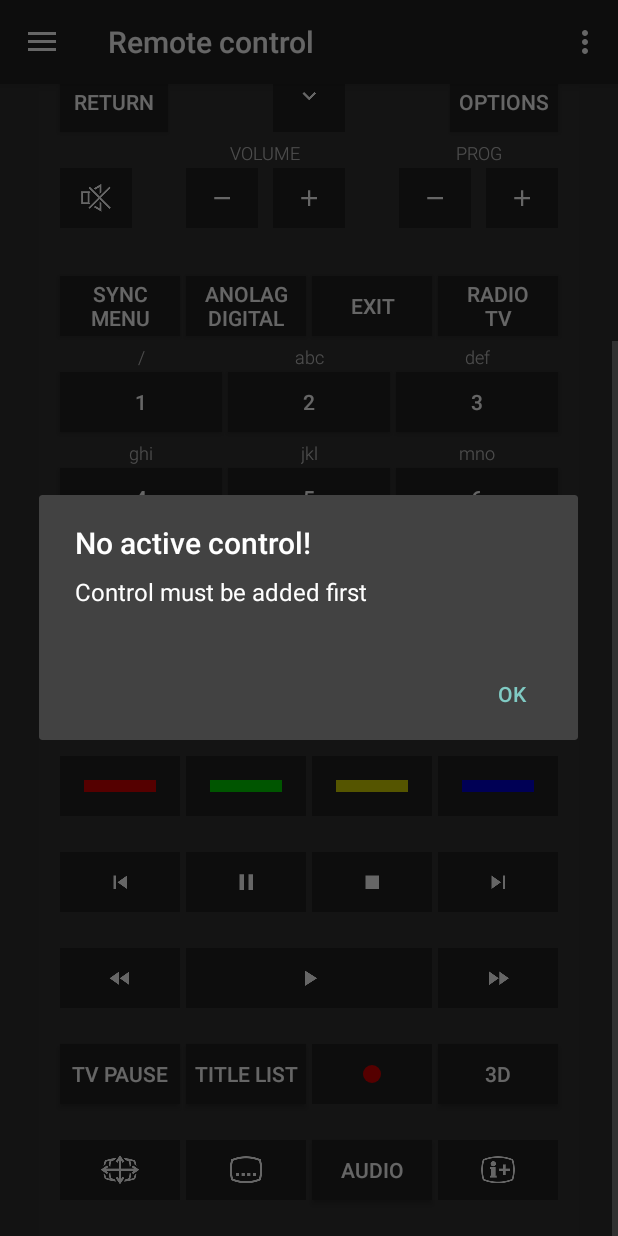
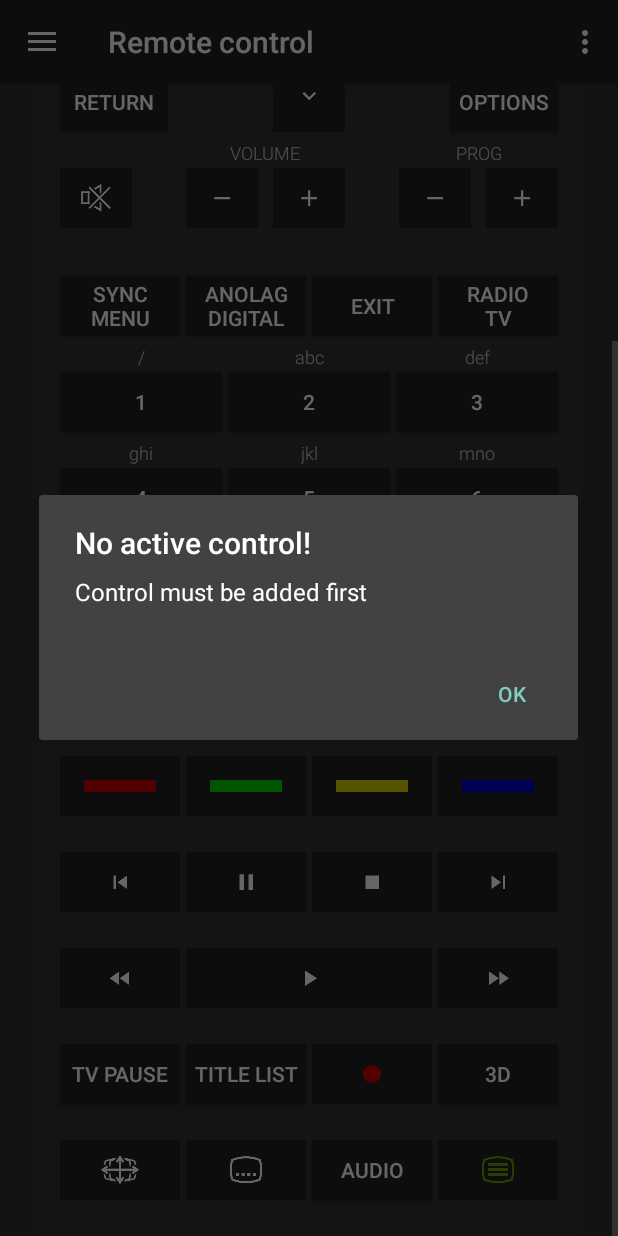
Before and after one commit to andan67/sonytvswitch, an Android app: the RemoteControlFragment screen opened through its navigation route, scrolled down 220 dp, on a phone screen of 412 x 824 dp. Run offline under Robolectric (Android 15) with nearby library versions, the phone set to English and light mode, and no system bars; our stand-ins replace data binding, navigation-ui; 2 statements that could not run were skipped.

Commit message:
Fixed remote control icon and removed program switch toast message.

```diff
--- a/app/build.gradle
+++ b/app/build.gradle
@@ -20,8 +20,8 @@ android {
         applicationId "org.andan.android.tvbrowser.sonycontrolplugin"
         minSdkVersion 16
         targetSdkVersion 28
-        versionCode 18
-        versionName "2.1.1"
+        versionCode 19
+        versionName "2.1.2"
         testInstrumentationRunner "androidx.test.runner.AndroidJUnitRunner"
     }
     buildTypes {
--- a/app/src/main/java/org/andan/android/tvbrowser/sonycontrolplugin/ProgramListFragment.kt
+++ b/app/src/main/java/org/andan/android/tvbrowser/sonycontrolplugin/ProgramListFragment.kt
@@ -47,8 +47,7 @@ class ProgramListFragment : Fragment() {
         val fab: FloatingActionButton = view.findViewById(R.id.listProgramFab)
         fab.setOnClickListener { view ->
             if(controlViewModel.lastProgram != null) {
-                Toast.makeText(context, "Switched to ${controlViewModel.lastProgram?.title}", Toast.LENGTH_LONG)
-                    .show()
+                // Toast.makeText(context, "Switched to ${controlViewModel.lastProgram?.title}", Toast.LENGTH_LONG).show()
                 setPlayContent(controlViewModel.lastProgram!!)
             }
 
@@ -98,8 +97,7 @@ class ProgramListFragment : Fragment() {
             val adapter = ProgramItemRecyclerViewAdapter(
                 ProgramListener(
                     { program: SonyProgram ->
-                        Toast.makeText(context, "Switched to ${program.title}", Toast.LENGTH_LONG)
-                            .show()
+                        //Toast.makeText(context, "Switched to ${program.title}", Toast.LENGTH_LONG).show()
                         setPlayContent(program)
                     },
                     { program: SonyProgram ->
--- a/app/src/main/res/layout-sw480dp/fragment_remote_control.xml
+++ b/app/src/main/res/layout-sw480dp/fragment_remote_control.xml
@@ -884,10 +884,10 @@
                 android:layout_marginLeft="4dp"
                 android:background="@drawable/rc_btn_dark_selector"
                 android:onClick="@{() -> clickListener.onClick(&quot;Teletext&quot;)}"
-                android:tint="@android:color/white"
+                android:tint="@android:color/holo_green_dark"
                 app:layout_constraintBottom_toBottomOf="@+id/audio"
                 app:layout_constraintStart_toEndOf="@+id/audio"
-                app:srcCompat="@drawable/ic_remote_bdv_display" />
+                app:srcCompat="@drawable/ic_remote_teletext" />
 
             <Button
                 android:id="@+id/iManual"
--- a/app/src/main/res/layout/fragment_remote_control.xml
+++ b/app/src/main/res/layout/fragment_remote_control.xml
@@ -884,10 +884,10 @@
                 android:layout_marginLeft="4dp"
                 android:background="@drawable/rc_btn_dark_selector"
                 android:onClick="@{() -> clickListener.onClick(&quot;Teletext&quot;)}"
-                android:tint="@android:color/white"
+                android:tint="@android:color/holo_green_dark"
                 app:layout_constraintBottom_toBottomOf="@+id/audio"
                 app:layout_constraintStart_toEndOf="@+id/audio"
-                app:srcCompat="@drawable/ic_remote_bdv_display" />
+                app:srcCompat="@drawable/ic_remote_teletext" />
 
             <Button
                 android:id="@+id/iManual"
--- a/app/src/main/res/values/strings.xml
+++ b/app/src/main/res/values/strings.xml
@@ -7,7 +7,7 @@
 
 
     <string name="pref_app_version_title">Version</string>
-    <string name="pref_app_version">2.1.1</string>
+    <string name="pref_app_version">2.1.2</string>
     <string name="service_sonycontrol_name">Switch for Sony TV</string>
     <string name="service_sonycontrol_description">Switch to Sony TV channel from program menu.</string>
     <string name="service_sonycontrol_context_menu">Switch to channel</string>
--- a/app/src/main/res/values/version_info.xml
+++ b/app/src/main/res/values/version_info.xml
@@ -1,4 +1,4 @@
 <?xml version="1.0" encoding="utf-8"?>
 <resources>
-    <string name="version">2.1.1</string>
+    <string name="version">2.1.2</string>
 </resources>
```
Also changed, not shown: app/src/main/res/drawable-xxxhdpi/ic_remote_teletext.png (added).
